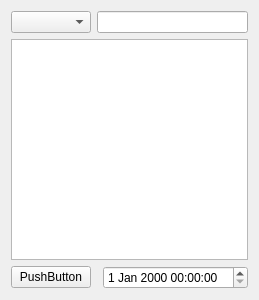
This is ui/WSchedule.ui in 3548848289/SmartDesk as Qt 5 draws it before an edit. The edited form follows.
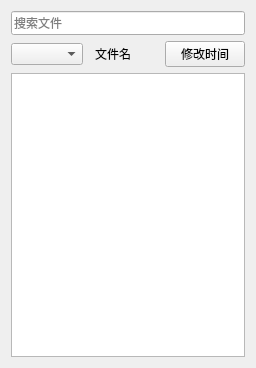
This is the edited form.

Commit message: 文件备忘日程功能完善，准备开发文件历史提交功能

Patch:
```diff
--- a/ui/WSchedule.ui
+++ b/ui/WSchedule.ui
@@ -6,8 +6,8 @@
    <rect>
     <x>0</x>
     <y>0</y>
-    <width>254</width>
-    <height>300</height>
+    <width>256</width>
+    <height>368</height>
    </rect>
   </property>
   <property name="windowTitle">
@@ -15,23 +15,58 @@
   </property>
   <layout class="QGridLayout" name="gridLayout">
    <item row="0" column="0">
-    <widget class="QComboBox" name="comboBox"/>
-   </item>
-   <item row="1" column="0" colspan="3">
-    <widget class="QListView" name="listView"/>
-   </item>
-   <item row="0" column="1" colspan="2">
-    <widget class="QLineEdit" name="searchLineEdit"/>
-   </item>
-   <item row="2" column="2">
-    <widget class="QDateTimeEdit" name="dateTimeEdit"/>
-   </item>
-   <item row="2" column="0">
-    <widget class="QPushButton" name="sortButton">
-     <property name="text">
-      <string>PushButton</string>
-     </property>
-    </widget>
+    <layout class="QVBoxLayout" name="verticalLayout" stretch="1,1,12">
+     <item>
+      <widget class="QLineEdit" name="searchLineEdit">
+       <property name="sizePolicy">
+        <sizepolicy hsizetype="Expanding" vsizetype="Expanding">
+         <horstretch>0</horstretch>
+         <verstretch>0</verstretch>
+        </sizepolicy>
+       </property>
+       <property name="text">
+        <string/>
+       </property>
+       <property name="placeholderText">
+        <string>搜索文件</string>
+       </property>
+      </widget>
+     </item>
+     <item>
+      <layout class="QHBoxLayout" name="horizontalLayout" stretch="1,4,4">
+       <property name="spacing">
+        <number>12</number>
+       </property>
+       <item>
+        <widget class="QComboBox" name="comboBox">
+         <property name="sizePolicy">
+          <sizepolicy hsizetype="Preferred" vsizetype="Fixed">
+           <horstretch>0</horstretch>
+           <verstretch>0</verstretch>
+          </sizepolicy>
+         </property>
+        </widget>
+       </item>
+       <item>
+        <widget class="QLabel" name="label">
+         <property name="text">
+          <string>文件名</string>
+         </property>
+        </widget>
+       </item>
+       <item>
+        <widget class="QPushButton" name="pushButton">
+         <property name="text">
+          <string>修改时间</string>
+         </property>
+        </widget>
+       </item>
+      </layout>
+     </item>
+     <item>
+      <widget class="QListWidget" name="listWidget"/>
+     </item>
+    </layout>
    </item>
   </layout>
  </widget>
```
The commit also changes 14 other files.
